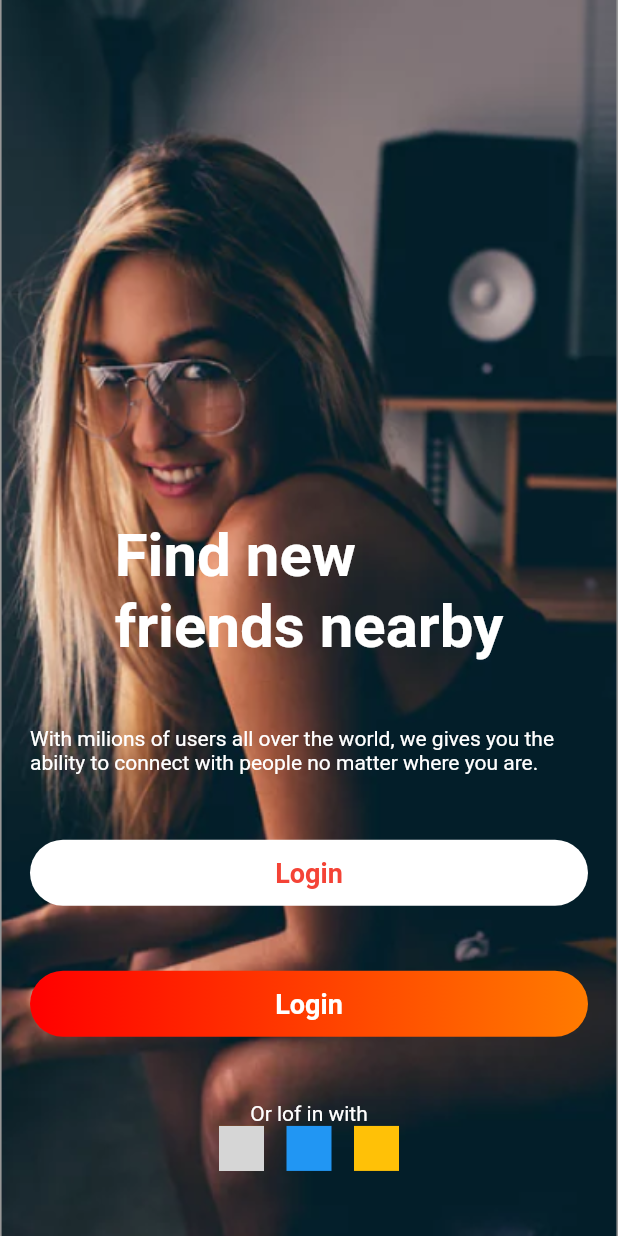
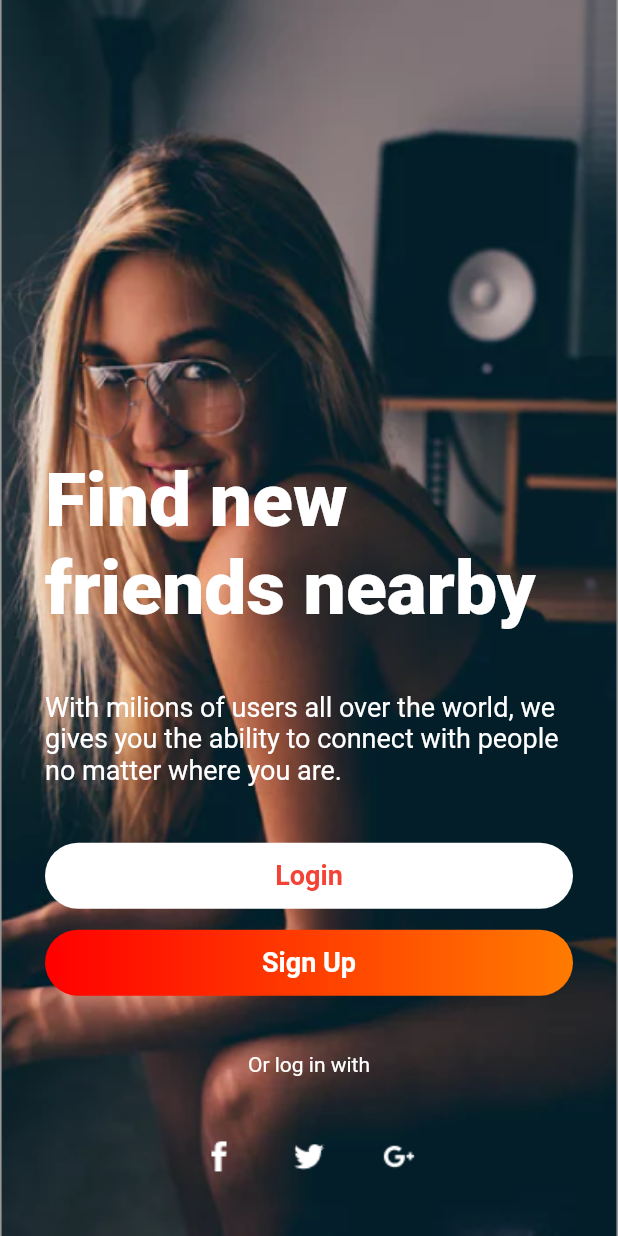
Before and after one commit to hhuuhang/social_newsfeed, a Flutter app: the screen it shows after launch, after a tap on "Welcome Page", on a phone screen of 412 x 824 dp. Run offline on Flutter 3.47's test engine with Material 2 defaults, Android fonts, the phone set to English and light mode, and no system bars; network calls fail; Roboto replaces fonts that are missing (Avenir); grey boxes are pictures that could not be loaded.

Commit message:
Welcome Screen completed

```diff
--- a/lib/modules/01_welcome_page/page/welcome_page.dart
+++ b/lib/modules/01_welcome_page/page/welcome_page.dart
@@ -1,6 +1,7 @@
 import 'package:flutter/material.dart';
 import 'package:social_newsfeed/modules/common_widget/widgets/buttons/primary_button.dart';
 import 'package:social_newsfeed/modules/common_widget/widgets/buttons/white_button.dart';
+import 'package:social_newsfeed/themes/app_fonts.dart';
 
 class WelcomePage extends StatelessWidget {
   const WelcomePage({Key? key}) : super(key: key);
@@ -10,8 +11,7 @@ class WelcomePage extends StatelessWidget {
     final Size size = MediaQuery.of(context).size;
     final double maxWidthScreen = size.width;
     return Scaffold(
-      body: SafeArea(
-        child: Container(
+      body: Container(
         width: maxWidthScreen,
         decoration: const BoxDecoration(
           image: DecorationImage(
@@ -20,18 +20,22 @@ class WelcomePage extends StatelessWidget {
           ),
         ),
         child: Padding(
-            padding: const EdgeInsets.only(left: 20, right: 20),
+          padding: const EdgeInsets.only(left: 30, right: 30),
           child: Column(
             children: <Widget>[
               const Spacer(
                 flex: 8,
               ),
-                const Text(
+              SizedBox(
+                width: maxWidthScreen - 60,
+                child: const Text(
                   'Find new\nfriends nearby',
                   style: TextStyle(
                     color: Colors.white,
-                    fontSize: 40,
-                    fontWeight: FontWeight.bold,
+                    fontSize: 50,
+                    fontWeight: FontWeight.w900,
+                    fontFamily: AppFonts.avenir,
+                  ),
                 ),
               ),
               const Spacer(
@@ -41,7 +45,8 @@ class WelcomePage extends StatelessWidget {
                 'With milions of users all over the world, we gives you the ability to connect with people no matter where you are.',
                 style: TextStyle(
                   color: Colors.white,
-                    fontSize: 14,
+                  fontSize: 18,
+                  fontFamily: AppFonts.avenir,
                 ),
               ),
               const Spacer(
@@ -51,44 +56,48 @@ class WelcomePage extends StatelessWidget {
                 content: 'Login',
                 onClick: () {},
               ),
-                const Spacer(
-                  flex: 1,
+              const SizedBox(
+                height: 14,
               ),
               PrimaryButton(
-                  content: 'Login',
+                content: 'Sign Up',
                 onClick: () {},
               ),
               const Spacer(
                 flex: 1,
               ),
               const Text(
-                  'Or lof in with',
+                'Or log in with',
                 style: TextStyle(color: Colors.white),
               ),
+              const Spacer(
+                flex: 1,
+              ),
               SizedBox(
-                  width: 120,
+                width: 150,
                 child: Row(
                   mainAxisAlignment: MainAxisAlignment.spaceBetween,
                   children: [
-                      Container(
-                        height: 30,
+                    SizedBox(
                       width: 30,
-                        decoration: const BoxDecoration(
-                          color: Colors.amber,
-                          image: DecorationImage(
-                            image: AssetImage('assets/icons/facebook.png'),
+                      child: InkWell(
+                        child: Image.asset('assets/icons/facebook.png'),
+                        onTap: () {},
                       ),
                     ),
+                    SizedBox(
+                      width: 30,
+                      child: InkWell(
+                        child: Image.asset('assets/icons/twitter.png'),
+                        onTap: () {},
                       ),
-                      Container(
-                        height: 30,
+                    ),
+                    SizedBox(
                       width: 30,
-                        color: Colors.blue,
+                      child: InkWell(
+                        child: Image.asset('assets/icons/google.png'),
+                        onTap: () {},
                       ),
-                      Container(
-                        height: 30,
-                        width: 30,
-                        color: Colors.amber,
                     ),
                   ],
                 ),
@@ -100,7 +109,6 @@ class WelcomePage extends StatelessWidget {
           ),
         ),
       ),
-      ),
     );
   }
 }
--- a/pubspec.yaml
+++ b/pubspec.yaml
@@ -63,6 +63,7 @@ flutter:
     - assets/fonts/
     - assets/fonts/
     - assets/images/
+    - assets/icons/
     - assets/data/
     - assets/mock/
   #   - images/a_dot_burr.jpeg
```
Lines whose indentation alone changed are shown as unchanged.
